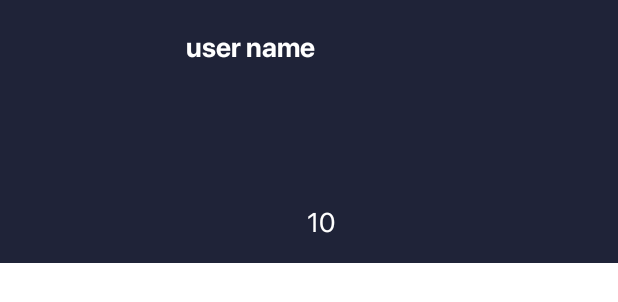
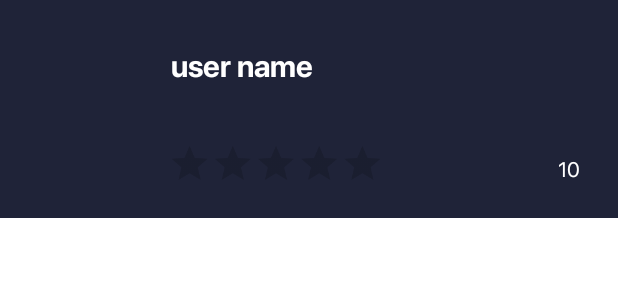
Before and after one commit to suhaozdemir/moviesprojectqs, an Android app: the layout item_view.xml on its own in the app's theme, with its tools: preview values and no code run, on a phone screen of 412 x 824 dp. Shown: the top 302 px of the screen. Run offline under Robolectric (Android 15) with nearby library versions, the phone set to English and light mode, and no system bars.

Commit message:
Rate Bar düzenlendi

```diff
--- a/app/src/main/java/com/quadsoft/moviesprojectqs/ArchiveAdapter.kt
+++ b/app/src/main/java/com/quadsoft/moviesprojectqs/ArchiveAdapter.kt
@@ -26,19 +26,24 @@ class ArchiveAdapter(private val movieList: ArrayList<UserMovies>) : RecyclerVie
         holder.movieRating.text = currentMovie.rating
 
        val movieImgView = holder.itemView.iv_movieImage
+        val imgPath = movieList.get(position).imgpath
+        val ratingBar = holder.itemView.ratingBar
+        val movieName = currentMovie.name
+        val movieRating = currentMovie.rating
+        val movieDetails = currentMovie.details
+        val movieImage = currentMovie.imgpath
 
-        val imgPath = movieList.get(position).imgpath
+        val a = movieRating!!.toFloat()
+        ratingBar.rating = a / 2
 
         Picasso.get()
             .load(imgPath)
             .into(movieImgView)
 
+
         holder.itemView.setOnClickListener() {
 
-            val movieName = currentMovie.name
-            val movieRating = currentMovie.rating
-            val movieDetails = currentMovie.details
-            val movieImage = currentMovie.imgpath
+
             val it_mDetails= Intent(context,DetailsActivity::class.java)
             it_mDetails.putExtra("it_movieName",movieName)
             it_mDetails.putExtra("it_movieRating",movieRating.toString())
--- a/app/src/main/java/com/quadsoft/moviesprojectqs/MyAdapter.kt
+++ b/app/src/main/java/com/quadsoft/moviesprojectqs/MyAdapter.kt
@@ -10,7 +10,10 @@ import android.widget.TextView
 import androidx.recyclerview.widget.RecyclerView
 import com.quadsoft.moviesprojectqs.model.Result
 import com.squareup.picasso.Picasso
+import kotlinx.android.synthetic.main.activity_details.*
+import kotlinx.android.synthetic.main.activity_details.view.*
 import kotlinx.android.synthetic.main.item_view.view.*
+
 
 class MyAdapter(private val dataList: MutableList<Result>) : RecyclerView.Adapter<MyAdapter.MyHolder>() {
     private lateinit var context : Context
@@ -24,21 +27,28 @@ class MyAdapter(private val dataList: MutableList<Result>) : RecyclerView.Adapte
         holder.movieName.text = currentMovie.title
        // holder.movieDetails.text = currentMovie.overview
         holder.movieRating.text = currentMovie.voteAverage.toString()
+
         val movieImgView = holder.itemView.iv_movieImage
         val imgPath = dataList.get(position).posterPath
+        val ratingBar = holder.itemView.ratingBar
 
         val image="https://image.tmdb.org/t/p/w500"+imgPath
+
+        val movieName = currentMovie.title
+        val movieRating = currentMovie.voteAverage
+        val movieDetails = currentMovie.overview
+        val movieImage = "https://image.tmdb.org/t/p/w500" + currentMovie.posterPath
+
+        val a = movieRating.toFloat()
+        ratingBar.rating = a / 2
 
         Picasso.get()
             .load(image)
             .into(movieImgView)
 
+
         holder.itemView.setOnClickListener() {
 
-            val movieName = currentMovie.title
-            val movieRating = currentMovie.voteAverage
-            val movieDetails = currentMovie.overview
-            val movieImage = "https://image.tmdb.org/t/p/w500" + currentMovie.posterPath
             val it_mDetails= Intent(context,DetailsActivity::class.java)
             it_mDetails.putExtra("it_movieName",movieName)
             it_mDetails.putExtra("it_movieRating",movieRating.toString())
@@ -50,6 +60,8 @@ class MyAdapter(private val dataList: MutableList<Result>) : RecyclerView.Adapte
 
     }
 
+
+
     override fun getItemCount(): Int =dataList.size
 
     class MyHolder(itemView: View) : RecyclerView.ViewHolder(itemView) {
@@ -58,6 +70,4 @@ class MyAdapter(private val dataList: MutableList<Result>) : RecyclerView.Adapte
         //val movieDetails : TextView = itemView.findViewById(R.id.iv_movieDetail)
     }
 
-
-
 }
--- a/app/src/main/res/layout/item_view.xml
+++ b/app/src/main/res/layout/item_view.xml
@@ -3,7 +3,7 @@
     xmlns:app="http://schemas.android.com/apk/res-auto"
     xmlns:tools="http://schemas.android.com/tools"
     android:layout_width="match_parent"
-    android:layout_height="175dp"
+    android:layout_height="145dp"
     android:onClick="detayclick"
     android:background="@color/blue_700"
     android:orientation="vertical">
@@ -14,13 +14,13 @@
         android:layout_width="match_parent"
         android:layout_height="match_parent"
         android:orientation="horizontal"
-        app:layout_constraintBottom_toBottomOf="@+id/iv_movieName"
-        app:layout_constraintTop_toBottomOf="@+id/iv_movieName">
+        app:layout_constraintBottom_toBottomOf="@+id/user_fullname"
+        app:layout_constraintTop_toBottomOf="@+id/user_fullname">
 
         <com.google.android.material.imageview.ShapeableImageView
             android:id="@+id/iv_movieImage"
-            android:layout_width="100dp"
-            android:layout_height="150dp"
+            android:layout_width="90dp"
+            android:layout_height="135dp"
             android:layout_marginStart="8dp"
             android:layout_weight="1.5"
             android:adjustViewBounds="true"
@@ -33,39 +33,61 @@
             app:layout_constraintTop_toTopOf="parent"
             app:shapeAppearanceOverlay="@style/radius_image_view" />
 
+        <RatingBar
+            android:id="@+id/ratingBar"
+            android:layout_width="wrap_content"
+            android:layout_height="wrap_content"
+            android:layout_marginStart="56dp"
+            android:clickable="false"
+            android:focusable="false"
+            android:focusableInTouchMode="false"
+            android:isIndicator="true"
+            android:numStars="5"
+            android:progressTint="#FFC107"
+            android:scaleX="0.6"
+            android:scaleY="0.6"
+            android:secondaryProgressTint="@color/transparent"
+            android:stepSize="0.1"
+            app:layout_constraintBottom_toBottomOf="@+id/iv_movieImage"
+            app:layout_constraintEnd_toEndOf="parent"
+            app:layout_constraintHorizontal_bias="0.0"
+            app:layout_constraintStart_toStartOf="@+id/iv_movieImage" />
+
         <TextView
             android:id="@+id/iv_movieName"
-            android:layout_width="200dp"
-            android:layout_height="wrap_content"
+            android:layout_width="230dp"
+            android:layout_height="80dp"
             android:layout_marginStart="16dp"
-            android:layout_marginTop="6dp"
             android:layout_weight="5"
             android:fontFamily="@font/sfpbold"
+            android:gravity="center_vertical"
             android:text="user name"
             android:textColor="@color/white"
-            android:textSize="18dp"
+            android:textSize="20dp"
+            app:layout_constraintBottom_toTopOf="@+id/ratingBar"
             app:layout_constraintEnd_toEndOf="parent"
             app:layout_constraintHorizontal_bias="0.0"
             app:layout_constraintStart_toEndOf="@+id/iv_movieImage"
-            app:layout_constraintTop_toTopOf="@+id/iv_movieImage" />
-
+            app:layout_constraintTop_toTopOf="@+id/iv_movieImage"
+            app:layout_constraintVertical_bias="1.0" />
 
         <TextView
             android:id="@+id/iv_movieRating"
             android:layout_width="40dp"
             android:layout_height="wrap_content"
+            android:layout_marginStart="84dp"
+            android:layout_marginTop="8dp"
             android:layout_weight="1"
             android:fontFamily="@font/sfpregular"
             android:text="10"
-
             android:textColor="@color/white"
-            android:textSize="18dp"
-            app:layout_constraintBottom_toBottomOf="@+id/iv_movieImage"
+            android:textSize="14dp"
+            app:layout_constraintBottom_toBottomOf="parent"
             app:layout_constraintEnd_toEndOf="parent"
-            app:layout_constraintHorizontal_bias="0.365"
-            app:layout_constraintStart_toEndOf="@+id/iv_movieImage"
-            app:layout_constraintTop_toBottomOf="@+id/iv_movieName"
-            app:layout_constraintVertical_bias="0.968" />
+            app:layout_constraintStart_toStartOf="@+id/iv_movieName"
+            app:layout_constraintTop_toTopOf="@+id/ratingBar"
+            app:layout_constraintHorizontal_bias="1.0"
+            app:layout_constraintVertical_bias="0.326" />
 
         <TextView
             android:id="@+id/resimurl"
```
